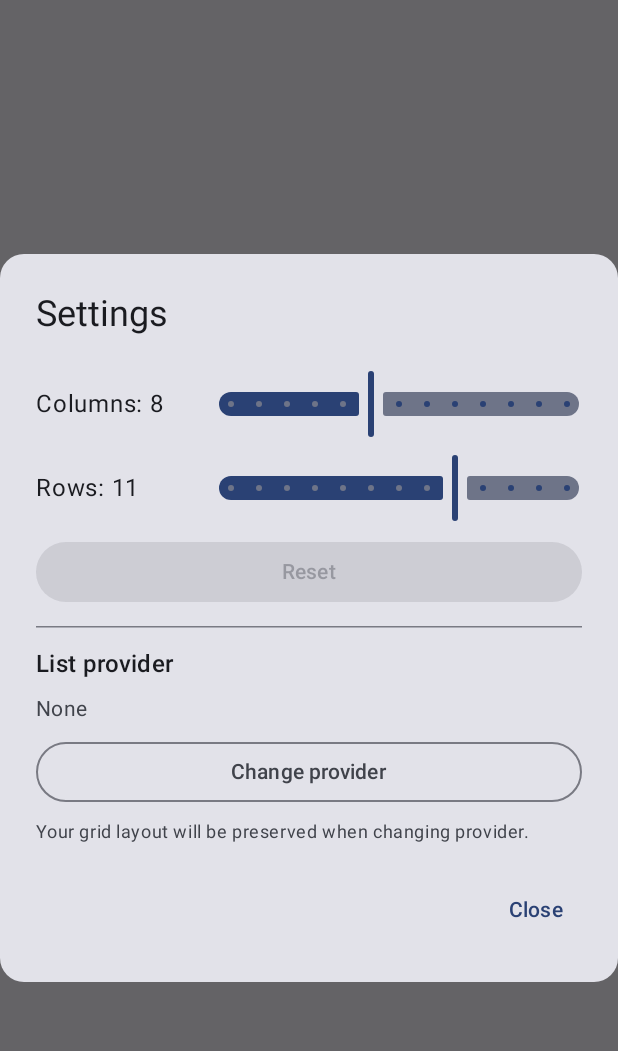
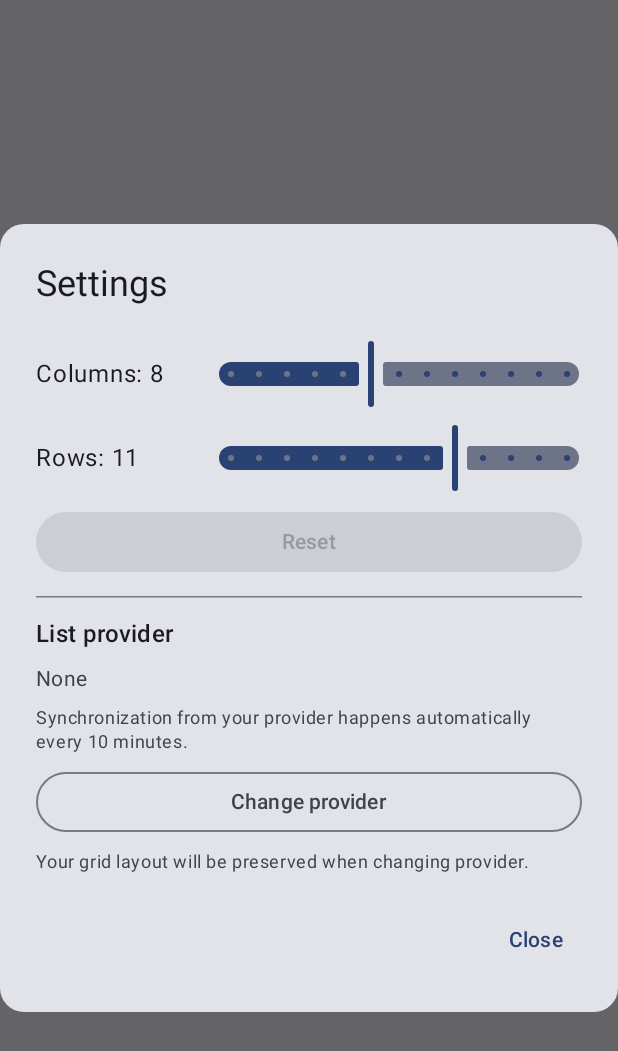
Before and after one commit to the-wr/fridge-list, an Android app built with Jetpack Compose: the composable SettingsDialog shown on its own in the app's theme, on a phone screen of 412 x 824 dp. Shown: the top 1051 px of the screen. Run offline under Robolectric (Android 15) with nearby library versions, the light colour scheme and no system bars; our stand-ins replace Dagger/Hilt's generated code; libraries missing offline, so code that uses them is left out: net.openid.appauth.

Commit message:
Minor UX improvements

```diff
--- a/app/src/main/java/com/fridgelist/app/ui/main/MainScreen.kt
+++ b/app/src/main/java/com/fridgelist/app/ui/main/MainScreen.kt
@@ -126,7 +126,7 @@ fun MainScreen(
                 contentColor = MaterialTheme.colorScheme.inverseOnSurface,
             ) {
                 Text(
-                    text = "Long press to enter edit mode",
+                    text = "Long tap any icon to enter edit mode",
                     style = MaterialTheme.typography.labelLarge,
                     modifier = Modifier.padding(horizontal = 20.dp, vertical = 10.dp)
                 )
--- a/app/src/main/java/com/fridgelist/app/ui/settings/SettingsScreen.kt
+++ b/app/src/main/java/com/fridgelist/app/ui/settings/SettingsScreen.kt
@@ -74,6 +74,12 @@ fun SettingsDialog(
                     color = MaterialTheme.colorScheme.onSurfaceVariant
                 )
 
+                Text(
+                    text = "Synchronization from your provider happens automatically every 10 minutes.",
+                    style = MaterialTheme.typography.bodySmall,
+                    color = MaterialTheme.colorScheme.onSurfaceVariant
+                )
+
                 OutlinedButton(
                     onClick = {
                         onDismiss()
--- a/app/src/main/java/com/fridgelist/app/ui/setup/SetupViewModel.kt
+++ b/app/src/main/java/com/fridgelist/app/ui/setup/SetupViewModel.kt
@@ -76,7 +76,7 @@ class SetupViewModel @Inject constructor(
     private val _uiState = MutableStateFlow(
         SetupUiState(
             gridColumns = if (isTablet) 9 else 5,
-            gridRows = if (isTablet) 13 else 9,
+            gridRows = if (isTablet) 11 else 9,
         )
     )
     val uiState: StateFlow<SetupUiState> = _uiState.asStateFlow()
```
